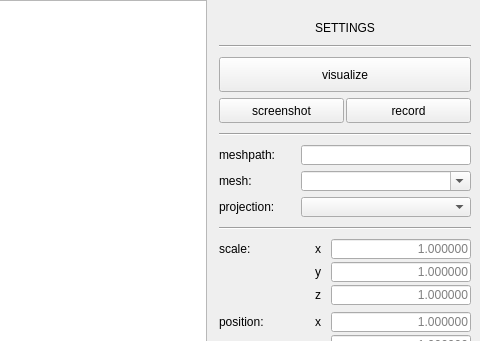
First picture: the form in src/gui/mainwindow.ui, repository Dolaxom/C_3DEngine, before the edit; both pictures show x 531 to 1011 and y 0 to 341 of the 1011 by 800 pixel window.
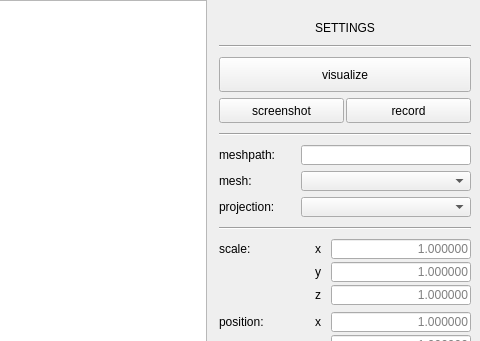
Second picture: the form after the edit.

```diff
--- a/src/gui/mainwindow.ui
+++ b/src/gui/mainwindow.ui
@@ -214,7 +214,7 @@
            </size>
           </property>
           <property name="editable">
-           <bool>true</bool>
+           <bool>false</bool>
           </property>
           <property name="currentIndex">
            <number>-1</number>
```
